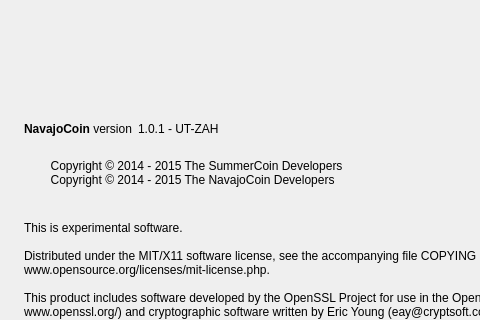
This is src/qt/forms/aboutdialog.ui in sherlockcoin/navajocoin as Qt 5 draws it before an edit; both pictures show x 0 to 480 and y 0 to 320 of the 593 by 479 pixel window. The edited form follows.
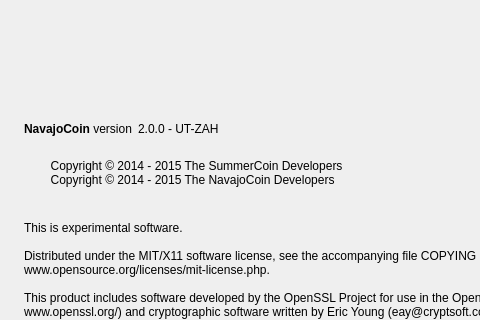
This is the edited form. Icons and pictures are not drawn.

```diff
--- a/src/qt/forms/aboutdialog.ui
+++ b/src/qt/forms/aboutdialog.ui
@@ -63,7 +63,7 @@
           <cursorShape>IBeamCursor</cursorShape>
          </property>
          <property name="text">
-          <string notr="true">1.0.1 - UT-ZAH</string>
+          <string notr="true">2.0.0 - UT-ZAH</string>
          </property>
          <property name="textInteractionFlags">
           <set>Qt::LinksAccessibleByMouse|Qt::TextSelectableByKeyboard|Qt::TextSelectableByMouse</set>
```
